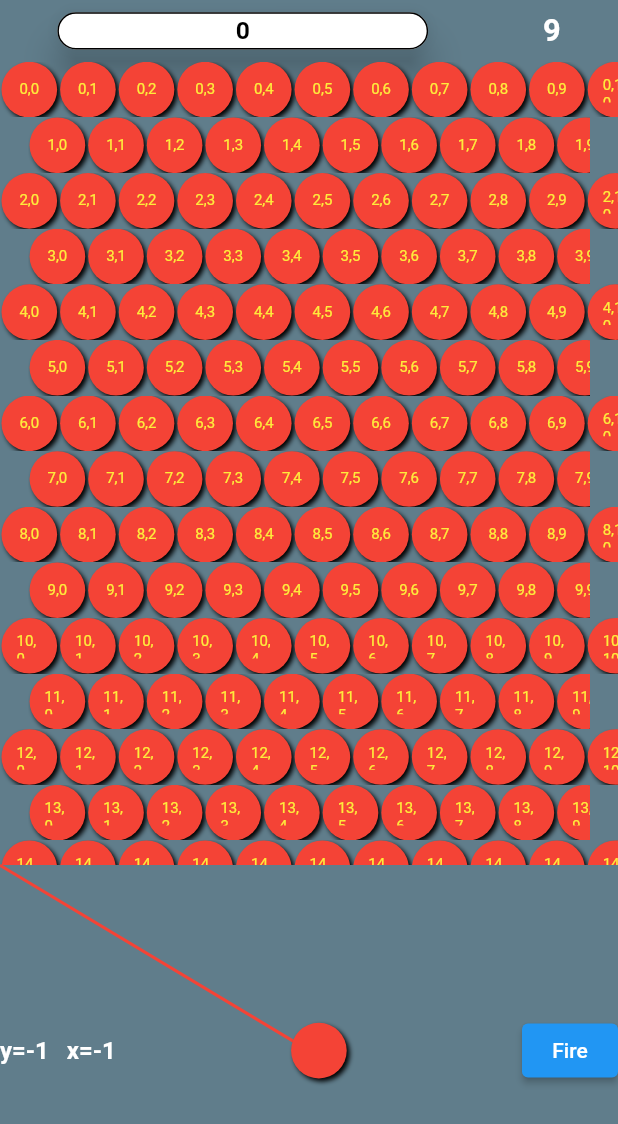
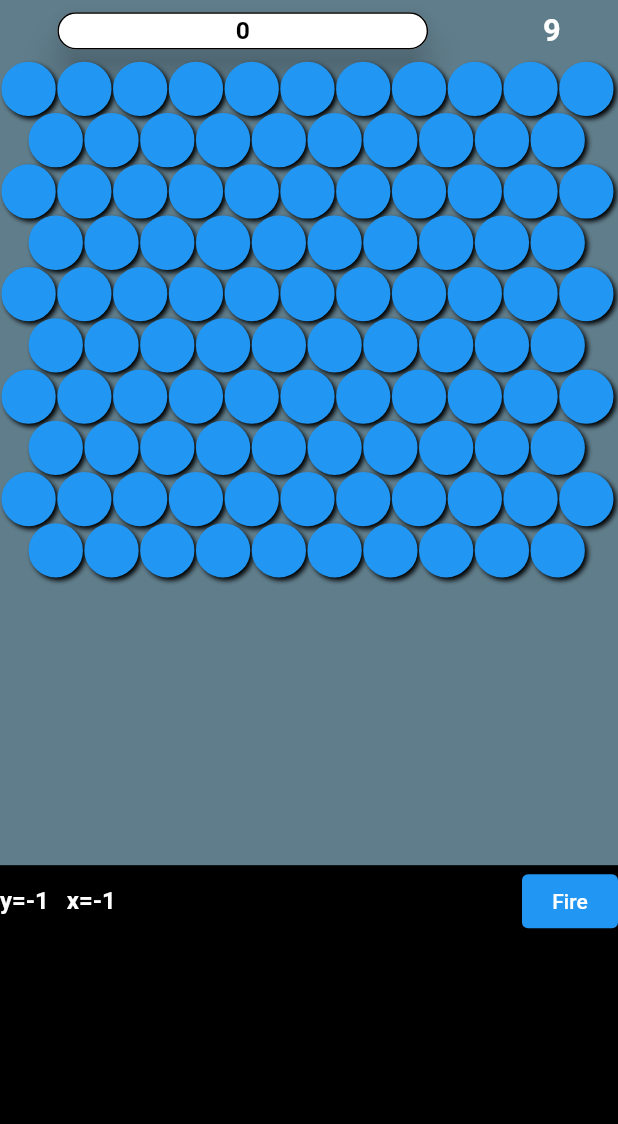
Before and after one commit to Abhaygajeepara/bubbleshooter, a Flutter app: the screen it shows after launch, after a tap on "Fire", on a phone screen of 412 x 824 dp. Shown: the top 1124 px of the screen. Run offline on Flutter 3.47's test engine with Material 2 defaults, Android fonts, the phone set to English and light mode, and no system bars; our stand-ins replace flutter_hooks, flutter_riverpod, hooks_riverpod.

```diff
--- a/lib/Common/Commonvalue.dart
+++ b/lib/Common/Commonvalue.dart
@@ -18,3 +18,8 @@ const gameBoardColor = Colors.blueGrey;
 
 // bottomBar
 const bottomBarBgColor =Colors.transparent;
+
+
+// bubble values
+const int numberOfBubbleInRow = 11;
+const int totalPaddingInRow = 14;
--- a/lib/Service/BubbllrNotiffier.dart
+++ b/lib/Service/BubbllrNotiffier.dart
@@ -4,14 +4,18 @@ import 'dart:math';
 
 import 'package:bubble/Common/Commonvalue.dart';
 import 'package:flutter/material.dart';
-int maxRaw = 40;
+import 'package:hooks_riverpod/hooks_riverpod.dart';
+int maxRaw = 10;
+final jBubbleProvider = ChangeNotifierProvider<BubbleNotifier>((_ref)=>BubbleNotifier());
 class BubbleNotifier extends ChangeNotifier{
   List<List<BubbleModel>> bubbles = [];
+  bool isInitialized = false;
   List<Color> bubbleColors = [BubbleColor1, BubbleColor2, BubbleColor3];
   BubbleNotifier();
   void init(Size size){
-
-    for(int i =0;i<40;i++){
+    if(!isInitialized){
+      bubbles.clear();
+      for(int i =0;i<maxRaw;i++){
         int a = i % 2 == 0 ? 11 : 10;
         List<BubbleModel> raw = [];
         for(int j =0;j<a;j++){
@@ -23,8 +27,9 @@ class BubbleNotifier extends ChangeNotifier{
         }
         bubbles.add(raw);
       }
+      // notifyListeners();
     }
-
+  }
 }
 class BubbleModel{
   Color bubbleColor;
@@ -46,10 +51,13 @@ class BubbleModel{
    setPosition();
   }
   void setPosition(){
-    double ballWidth = (size.width - 22) / 11;
+    double ballWidth = (size.width - totalPaddingInRow) / numberOfBubbleInRow;
     double initialTop = 0;
-    top = initialTop  + (ballWidth + 1) * i;
+    top = initialTop  + (ballWidth -2) * i;
     left = 1 +(ballWidth+1)*j;
+    if(i % 2 != 0){
+      left = left + ballWidth /2;
+    }
   }
   void setSurroundings(){
     bubbleCoordinate = Offset(i.toDouble(), j.toDouble());
--- a/lib/widgets/GameScreen/SubWidget/GameScreen.dart
+++ b/lib/widgets/GameScreen/SubWidget/GameScreen.dart
@@ -3,6 +3,7 @@ import 'dart:math';
 import 'package:bubble/Common/Commonvalue.dart';
 import 'package:bubble/Model/Bubble.dart';
 import 'package:bubble/Service/BubbleService.dart';
+import 'package:bubble/Service/BubbllrNotiffier.dart';
 import 'package:bubble/main.dart';
 import 'package:bubble/widgets/GameScreen/SubWidget/BubblePanel.dart';
 import 'package:bubble/widgets/GameScreen/SubWidget/ScorerBar.dart';
@@ -22,8 +23,9 @@ class GameScreen extends StatefulWidget {
 
 class _GameScreenState extends State<GameScreen> {
   int totalBubbleInRow = 10;
-  double x = 0,y =0;
-  double bx =0,by =0;
+  double x = 0, y = 0;
+  double bx = 0, by = 0;
+
   //List<List<Bubble>> numberofBubble = [];
   @override
   void initState() {
@@ -34,41 +36,36 @@ class _GameScreenState extends State<GameScreen> {
 
   @override
   Widget build(BuildContext context) {
-    final provider= context.read(bubbleProvider);
+    final provider = context.read(bubbleProvider);
     final size = MediaQuery.of(context).size;
     SystemChrome.setEnabledSystemUIOverlays([]);
-    bx = size.width /2;
-    by = size.height  * .15;
-    final singleBubbleHeight=size.height*0.9/21;
-    double calculateDisplayRatio = singleBubbleHeight*provider.displayBubbleColumn;
-    final bubbleDisplayRatio = calculateDisplayRatio>=size.height*0.7?size.height*0.7:calculateDisplayRatio; // remove +singleBubbleHeight if not look right
+    bx = size.width / 2;
+    by = size.height * .15;
+    final singleBubbleHeight = size.height * 0.9 / 21;
+    double calculateDisplayRatio =
+        singleBubbleHeight * provider.displayBubbleColumn;
+    final bubbleDisplayRatio = calculateDisplayRatio >= size.height * 0.7
+        ? size.height * 0.7
+        : calculateDisplayRatio; // remove +singleBubbleHeight if not look right
 
     return Scaffold(
-
         backgroundColor: gameBoardColor,
         body: Container(
             child: Column(
           children: [
             ScorerBar(),
-
-              Container(
-
-                // height: bubbleDisplayRatio,
-                  height: size.height*0.65,
-                  child: Center(child: BubblePanel())),
+            // Container(
+            //   color: Colors.yellow,
+            //   // height: bubbleDisplayRatio,
+            //   height: size.height * 0.65,
+            //   child: Center(child: BubblePanel()),
+            //
+            // ),
+            JaydipWidget(),
             BotomSection(),
           ],
-          )
-        )
-
-    );
+        )));
   }
-
-
-
-
-
-
 
   Widget firedBubbleQueue(BubbleService bubbleData) {
     List colorList = bubbleData.firedBubbleColor;
@@ -90,7 +87,12 @@ class _GameScreenState extends State<GameScreen> {
             return Container(
                 height: size.height * 0.8,
                 //  width: size.width*0.4/2,
-                child: SingleBubble(buubleColor:bubbleData.firedBubbleColor[index + 1],y: 0,x: 0,isVisible: true,));
+                child: SingleBubble(
+                  buubleColor: bubbleData.firedBubbleColor[index + 1],
+                  y: 0,
+                  x: 0,
+                  isVisible: true,
+                ));
           }),
     );
   }
@@ -123,22 +125,57 @@ class _GameScreenState extends State<GameScreen> {
 // // Text('${index},${subIndex}',style: TextStyle(color: Colors.white),)),
 // );
 // single bubble code
-class customPaintrt extends CustomPainter{
-  double x1,y1,x2,y2;
-  customPaintrt(this.x1,this.y1,this.x2,this.y2);
+
+
+class JaydipWidget extends StatefulHookWidget {
   @override
-  void paint(Canvas canvas, Size size) {
-    Paint p = Paint();
-    p..color = Colors.red
-    ..style = PaintingStyle.stroke
-    ..strokeWidth = 2;
-    canvas.drawLine(Offset(x1,y1), Offset(x2,y2), p);
-    // TODO: implement paint
+  _JaydipWidgetState createState() => _JaydipWidgetState();
 }
 
+class _JaydipWidgetState extends State<JaydipWidget> {
   @override
-  bool shouldRepaint(covariant CustomPainter oldDelegate) {
-    return true;
+  Widget build(BuildContext context) {
+    Size size = MediaQuery.of(context).size;
+    final bubbleData = useProvider(jBubbleProvider);
+    bubbleData.init(size);
+    double ballWidth = (size.width - totalPaddingInRow) / numberOfBubbleInRow;
+    return Container(
+      height: size.height * 0.65,
+      child: Stack(
+        children: [
+          for (List<BubbleModel> i in bubbleData.bubbles)
+            for (BubbleModel j in i)
+              Positioned(
+                left: j.left,
+                top: j.top,
+                child: Container(
+                  height: ballWidth,
+                  width: ballWidth,
+                  decoration: BoxDecoration(
+                      color: j.bubbleColor,
+                      border: Border.all(
+                          color: j.bubbleColor,width: 10
+                      ),
+                      boxShadow: [
+                        j.bubbleColor != Colors.transparent
+                            ? BoxShadow(
+                          color: Colors.black,
+                          blurRadius: 2.0,
+                          spreadRadius: 0.0,
+                          offset: Offset(2.0, 2.0),
+                        )
+                            : BoxShadow(
+                          color: j.bubbleColor,
+                          blurRadius: 2.0,
+                          spreadRadius: 0.0,
+                          offset: Offset(2.0, 2.0),
+                        ),
+                      ], shape: BoxShape.circle
+                  ),
+                ),
+              )
+        ],
+      ),
+    );
   }
-
 }
--- a/lib/widgets/GameScreen/SubWidget/bottomSection.dart
+++ b/lib/widgets/GameScreen/SubWidget/bottomSection.dart
@@ -1,10 +1,12 @@
 import 'package:bubble/Common/Commonvalue.dart';
+import 'package:bubble/Service/LinesServices.dart';
 import 'package:bubble/main.dart';
 import 'package:flutter_hooks/flutter_hooks.dart';
 import 'package:hooks_riverpod/hooks_riverpod.dart';
 import 'firedBubble.dart';
 import 'package:flutter/material.dart';
 import 'package:flutter_riverpod/flutter_riverpod.dart';
+import 'dart:math' as math;
 
 class BotomSection extends StatefulHookWidget {
   @override
@@ -15,10 +17,12 @@ class _BotomSectionState extends State<BotomSection> {
   double x = 0,y =0;
   double bx =0,by =0;
   double dy = 0;
+  double  m = 0;
   double dx = 0;
   @override
   Widget build(BuildContext context) {
    final bubbleData= useProvider(bubbleProvider);
+   final lineData = context.read(lineProvider);
     final size = MediaQuery.of(context).size;
     bx = size.width /2;
     by = size.height  * .15;
@@ -38,7 +42,9 @@ class _BotomSectionState extends State<BotomSection> {
         // if(x == bx){
         //   x = x-1;
         // }
-        double m =(y - by)/(x- bx);
+        // m =(y - by)/(x- bx);
+        m = (y - by)/(x-bx);
+        lineData.calculate(bx, by, x, y, size);
         if(x < bx){
           dx = 0;
         }
@@ -50,7 +56,8 @@ class _BotomSectionState extends State<BotomSection> {
         //   m = m * -1;
         // }
          dy = m * (dx-bx) + by;
-
+        double ang = math.atan(m ) * 180/3.14 ;
+        // print(ang.toString() +"andle");
         setState(() {
 
         });
@@ -60,10 +67,13 @@ class _BotomSectionState extends State<BotomSection> {
       child: Container(
           height: size.height * 0.3,
           width: size.width,
-          color: bottomBarBgColor,
-          child: CustomPaint(
-            painter: customPaintrt(bx,by,dx,dy),
-            child: Row(
+          // color: bottomBarBgColor,
+          color: Colors.black,
+          child: Stack(
+
+            children: [
+              LineWidget(),
+              Row(
                 mainAxisAlignment: MainAxisAlignment.spaceBetween,
 
                 children: [
@@ -75,9 +85,9 @@ class _BotomSectionState extends State<BotomSection> {
                         color: Colors.white
                     ),
                   ),
-                bubbleData.firedBubbleColor.length <= 0
-                    ? Container()
-                    : FiredBubble(bubbleColor:bubbleData.firedBubbleColor[0]),
+                  // bubbleData.firedBubbleColor.length <= 0
+                  //     ? Container()
+                  //     : FiredBubble(bubbleColor:bubbleData.firedBubbleColor[0]),
                   ElevatedButton(onPressed: ()async{
                     if(bubbleData.firedBubbleColor.length!=0){
                       await  bubbleData.firedFunction();
@@ -110,21 +120,47 @@ class _BotomSectionState extends State<BotomSection> {
                   }, child: Text('Fire'))
                 ],
               ),
+            ],
           )),
     );
   }
 }
-class customPaintrt extends CustomPainter{
-  double x1,y1,x2,y2;
-  customPaintrt(this.x1,this.y1,this.x2,this.y2);
+class LineWidget extends HookWidget {
+  @override
+  Widget build(BuildContext context) {
+    final size  = MediaQuery.of(context).size;
+    final lineData = useProvider(lineProvider);
+    // print(lineData.lines[0].toString());
+    return CustomPaint(
+      child: Container(
+        height: size.height * 0.3,
+        width: size.width,
+      ),
+      painter: LineDrawer(lines: lineData.lines),
+    );
+  }
+}
+class LineDrawer extends CustomPainter{
+  List<Line> lines;
+  LineDrawer ({required this.lines});
   @override
   void paint(Canvas canvas, Size size) {
+  if(lines.isNotEmpty){
+    canvas.translate(lines[0].start.dx, lines[0].start.dy);
+    // print((size.width/2).toString()+"width"+(size.height).toString()+"height");
     Paint p = Paint();
     p..color = Colors.red
       ..style = PaintingStyle.stroke
       ..strokeWidth = 2;
-    canvas.drawLine(Offset(x1,y1), Offset(x2,y2), p);
-    // TODO: implement paint
+    // canvas.drawLine(Offset.zero, lines[0].end, p);
+    // canvas.translate(lines[0].end.dx,lines[0].end.dy);
+    // canvas.drawLine(Offset.zero, Offset(100,100), p);
+    for(int i =0;i<lines.length;i++) {
+      canvas.drawLine(Offset.zero, lines[i].end, p);
+      canvas.translate(lines[i].end.dx,lines[i].end.dy);
+    }
+
+  }
   }
 
   @override
@@ -133,3 +169,57 @@ class customPaintrt extends CustomPainter{
   }
 
 }
+//
+// class LineDrawer extends CustomPainter{
+//   double bx,by,width,x,y;
+//   List<Line> lines;
+//   LineDrawer(this.bx,this.by,this.width,this.x,this.y);
+//   @override
+//   void paint(Canvas canvas, Size size) {
+//     double m = (y - by)/(x-bx);
+//     Paint p = Paint();
+//     canvas.translate(bx, by);
+//     double dx = width /2;
+//     if(x < bx)
+//       dx = -width/2;
+//     double dy = m * (dx);
+//     p..color = Colors.red
+//       ..style = PaintingStyle.stroke
+//       ..strokeWidth = 2;
+//
+//     canvas.drawLine(Offset.zero, Offset(dx,dy), p);
+//
+//
+//     canvas.translate(dx, dy);
+//     dx = 2*dx*(-1);
+//     // canvas.drawLine( Offset.zero,Offset(100,100), p);
+//     m = m*(-1);
+//     dy = m * (dx);
+//     canvas.drawLine(Offset.zero, Offset(dx,dy), p);
+//   }
+//
+//   @override
+//   bool shouldRepaint(covariant CustomPainter oldDelegate) {
+//     return true;
+//   }
+//
+// }
+// class LineDrawer extends CustomPainter{
+//   double x1,y1,x2,y2;
+//   LineDrawer(this.x1,this.y1,this.x2,this.y2);
+//   @override
+//   void paint(Canvas canvas, Size size) {
+//     Paint p = Paint();
+//     p..color = Colors.red
+//       ..style = PaintingStyle.stroke
+//       ..strokeWidth = 2;
+//     canvas.drawLine(Offset(x1,y1), Offset(x2,y2), p);
+//     // TODO: implement paint
+//   }
+//
+//   @override
+//   bool shouldRepaint(covariant CustomPainter oldDelegate) {
+//     return true;
+//   }
+//
+// }
```
Also changed, not shown: lib/Service/LinesServices.dart (added, +42 -0 lines). Lines whose indentation alone changed are shown as unchanged.
